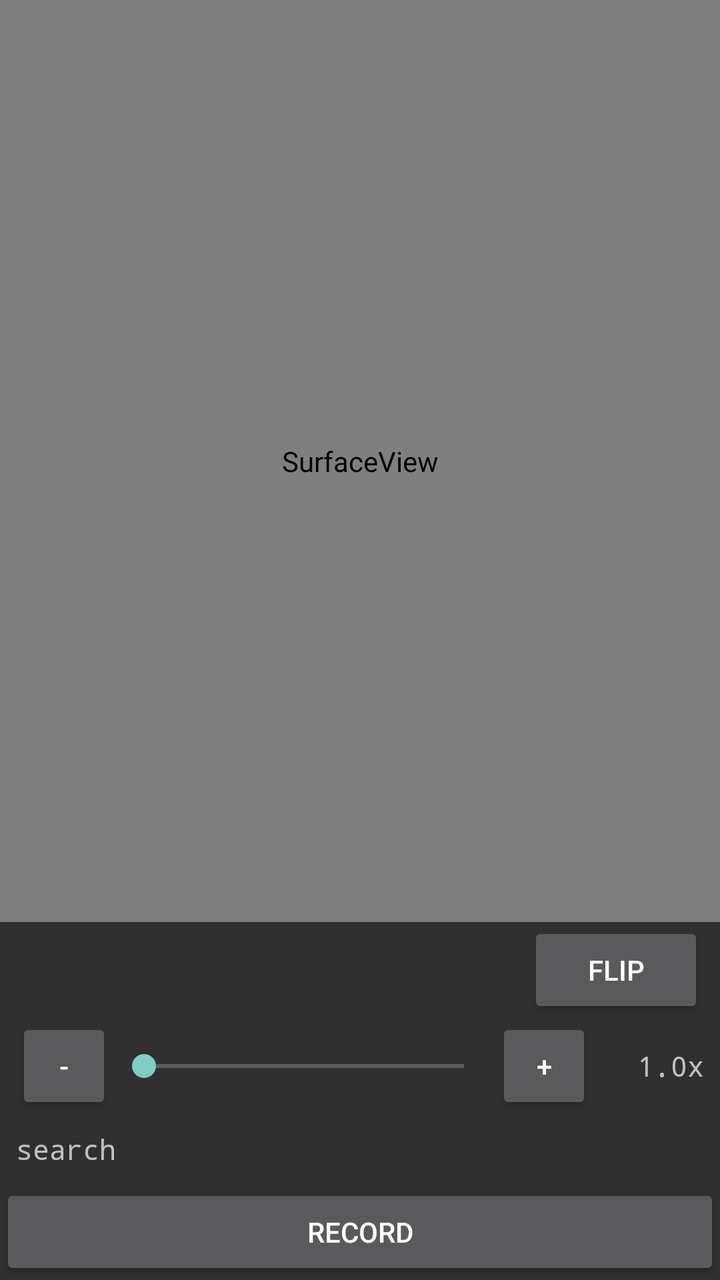
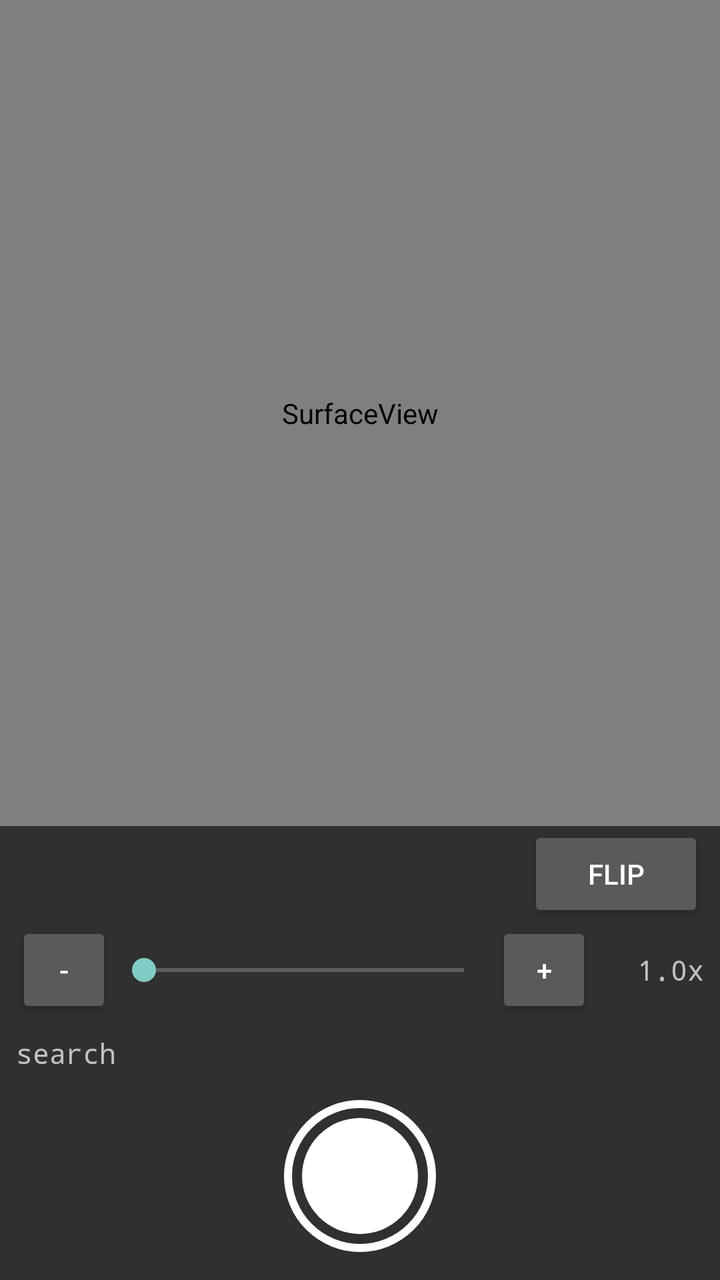

The first picture is an Android layout as it rendered before a commit; the second is the same layout after the commit. The layout source and the unified diff follow.
<!-- AndroidManifest.xml: application theme Theme.AppCompat.NoActionBar -->
<!-- res/layout/main.xml -->
<?xml version="1.0" encoding="utf-8"?>
<LinearLayout xmlns:android="http://schemas.android.com/apk/res/android"
    android:layout_width="match_parent"
    android:layout_height="match_parent"
    android:orientation="vertical">

    <SurfaceView
        android:id="@+id/preview"
        android:layout_width="match_parent"
        android:layout_height="0dp"
        android:layout_weight="1" />

    <LinearLayout
        android:layout_width="match_parent"
        android:layout_height="wrap_content"
        android:orientation="horizontal"
        android:gravity="center_vertical"
        android:paddingStart="8dp"
        android:paddingEnd="8dp">

        <LinearLayout
            android:id="@+id/lensRow"
            android:layout_width="0dp"
            android:layout_height="wrap_content"
            android:layout_weight="1"
            android:orientation="horizontal" />

        <Button
            android:id="@+id/flip"
            android:layout_width="wrap_content"
            android:layout_height="wrap_content"
            android:text="flip" />
    </LinearLayout>

    <LinearLayout
        android:layout_width="match_parent"
        android:layout_height="wrap_content"
        android:orientation="horizontal"
        android:gravity="center_vertical"
        android:paddingStart="8dp"
        android:paddingEnd="8dp">

        <Button
            android:id="@+id/zoomOut"
            android:layout_width="48dp"
            android:layout_height="wrap_content"
            android:minWidth="0dp"
            android:text="-" />

        <SeekBar
            android:id="@+id/zoom"
            android:layout_width="0dp"
            android:layout_height="wrap_content"
            android:layout_weight="1"
            android:max="100" />

        <Button
            android:id="@+id/zoomIn"
            android:layout_width="48dp"
            android:layout_height="wrap_content"
            android:minWidth="0dp"
            android:text="+" />

        <TextView
            android:id="@+id/zoomText"
            android:layout_width="56dp"
            android:layout_height="wrap_content"
            android:gravity="end"
            android:fontFamily="monospace"
            android:text="1.0x" />
    </LinearLayout>

    <TextView
        android:id="@+id/status"
        android:layout_width="match_parent"
        android:layout_height="wrap_content"
        android:padding="8dp"
        android:fontFamily="monospace"
        android:textSize="14sp"
        android:text="search" />

    <Button
        android:id="@+id/record"
        android:layout_width="match_parent"
        android:layout_height="wrap_content"
        android:text="record" />
</LinearLayout>
<!-- resources referenced by this layout -->
<resources>

</resources>

<!-- the commit's change to res/layout/main.xml (unified diff, before → after) -->
@@ -79,9 +79,20 @@
         android:textSize="14sp"
         android:text="search" />
 
-    <Button
-        android:id="@+id/record"
+    <FrameLayout
         android:layout_width="match_parent"
         android:layout_height="wrap_content"
-        android:text="record" />
+        android:paddingTop="6dp"
+        android:paddingBottom="14dp">
+
+        <View
+            android:id="@+id/record"
+            android:layout_width="76dp"
+            android:layout_height="76dp"
+            android:layout_gravity="center_horizontal"
+            android:background="@drawable/capture_button"
+            android:contentDescription="record"
+            android:clickable="true"
+            android:focusable="true" />
+    </FrameLayout>
 </LinearLayout>
<!-- resource entries referenced after the edit -->
@@ -1,5 +1,49 @@
 <!-- resources referenced by this layout -->
 <resources>
-
+  <!-- drawable capture_button (drawable) -->
+  <?xml version="1.0" encoding="utf-8"?>
+  <selector xmlns:android="http://schemas.android.com/apk/res/android">
+      <item android:state_selected="true" android:drawable="@drawable/capture_recording" />
+      <item android:drawable="@drawable/capture_idle" />
+  </selector>
+  <!-- drawable capture_recording (drawable) -->
+  <?xml version="1.0" encoding="utf-8"?>
+  <layer-list xmlns:android="http://schemas.android.com/apk/res/android">
+      <item>
+          <shape android:shape="oval">
+              <solid android:color="#00000000" />
+              <stroke android:width="4dp" android:color="#FFFFFFFF" />
+          </shape>
+      </item>
+      <item
+          android:bottom="22dp"
+          android:left="22dp"
+          android:right="22dp"
+          android:top="22dp">
+          <shape android:shape="rectangle">
+              <solid android:color="#FFE53935" />
+              <corners android:radius="6dp" />
+          </shape>
+      </item>
+  </layer-list>
+  <!-- drawable capture_idle (drawable) -->
+  <?xml version="1.0" encoding="utf-8"?>
+  <layer-list xmlns:android="http://schemas.android.com/apk/res/android">
+      <item>
+          <shape android:shape="oval">
+              <solid android:color="#00000000" />
+              <stroke android:width="4dp" android:color="#FFFFFFFF" />
+          </shape>
+      </item>
+      <item
+          android:bottom="9dp"
+          android:left="9dp"
+          android:right="9dp"
+          android:top="9dp">
+          <shape android:shape="oval">
+              <solid android:color="#FFFFFFFF" />
+          </shape>
+      </item>
+  </layer-list>
 </resources>
 
